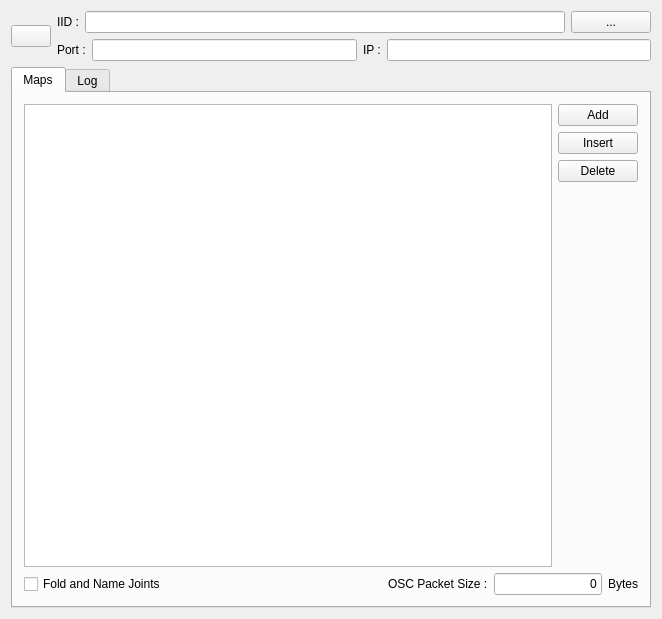
Qt form src/FormFiles/MainForm.ui (arennuit/iisuoscbridge) before a commit.
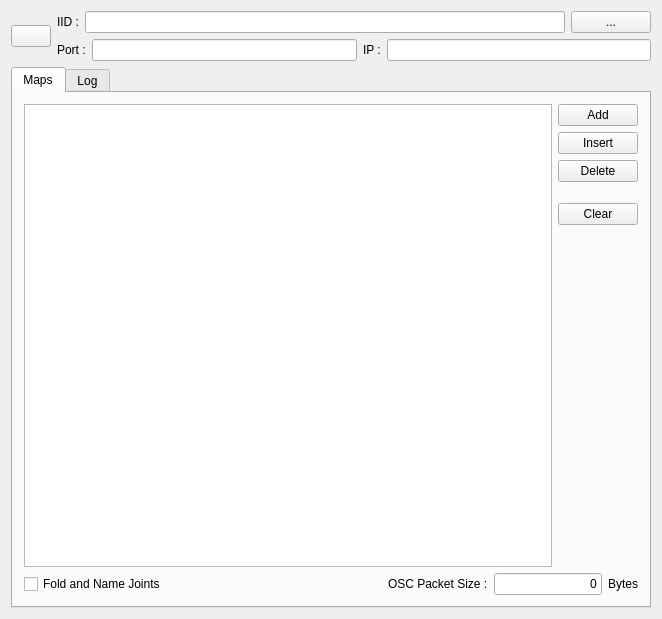
The same form after that commit. Icons and pictures are not drawn.

Commit message: Added a clear maps button.

The edit to the form file:
```diff
--- a/src/FormFiles/MainForm.ui
+++ b/src/FormFiles/MainForm.ui
@@ -737,6 +737,29 @@
               </property>
              </widget>
             </item>
+            <item>
+             <spacer name="verticalSpacer_2">
+              <property name="orientation">
+               <enum>Qt::Vertical</enum>
+              </property>
+              <property name="sizeType">
+               <enum>QSizePolicy::Fixed</enum>
+              </property>
+              <property name="sizeHint" stdset="0">
+               <size>
+                <width>20</width>
+                <height>15</height>
+               </size>
+              </property>
+             </spacer>
+            </item>
+            <item>
+             <widget class="QPushButton" name="m_clearMapsButton">
+              <property name="text">
+               <string>Clear</string>
+              </property>
+             </widget>
+            </item>
             <item>
              <spacer name="verticalSpacer">
               <property name="orientation">
```
